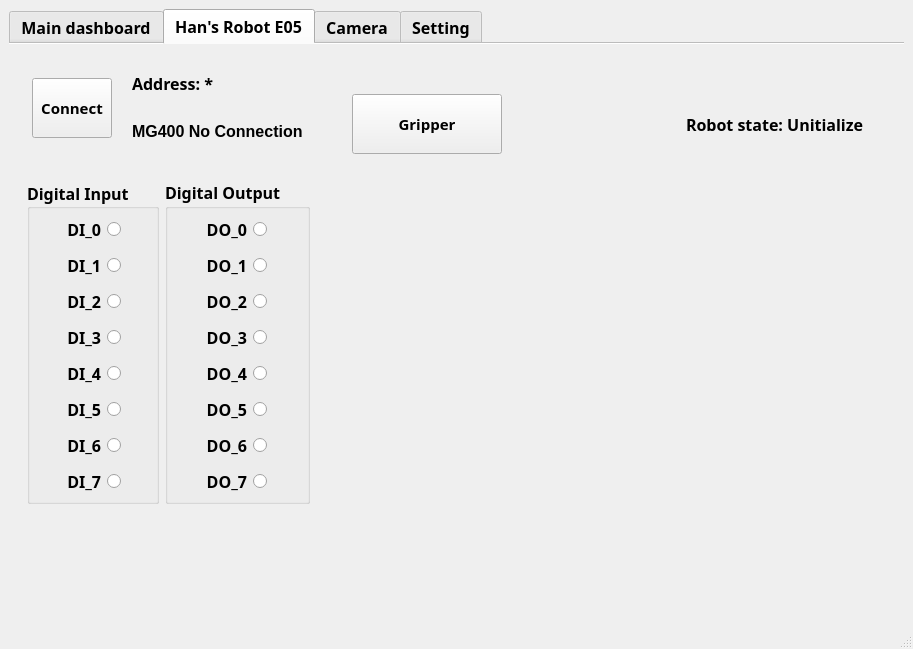
This is E05-PnP/mainwindow.ui in vie-dgb/E05-Pick-and-Place as Qt 5 draws it before an edit. The edited form follows.
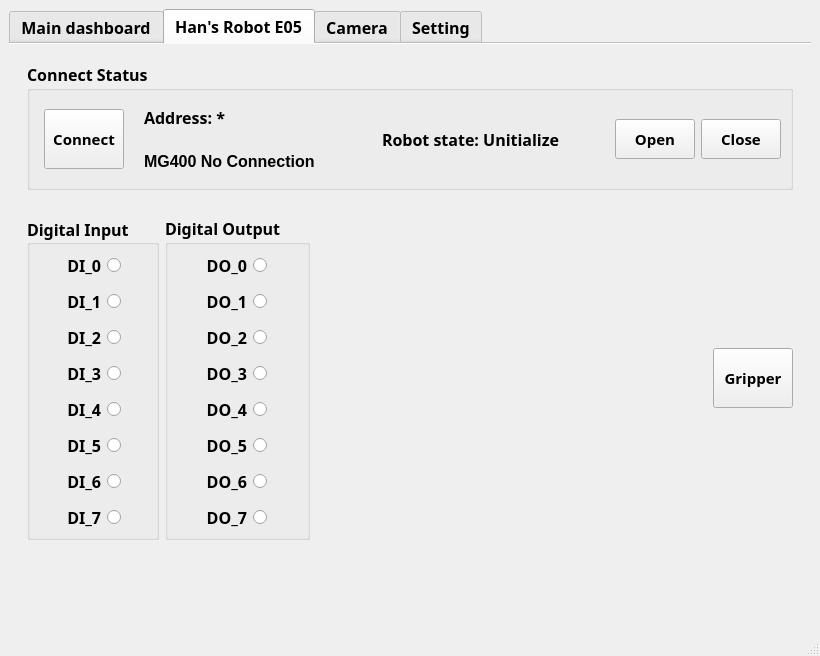
This is the edited form. Icons and pictures are not drawn.

The edit to the form file:
```diff
--- a/E05-PnP/mainwindow.ui
+++ b/E05-PnP/mainwindow.ui
@@ -6,8 +6,8 @@
    <rect>
     <x>0</x>
     <y>0</y>
-    <width>913</width>
-    <height>649</height>
+    <width>820</width>
+    <height>656</height>
    </rect>
   </property>
   <property name="windowTitle">
@@ -76,183 +76,11 @@
        <attribute name="title">
         <string>Han's Robot E05</string>
        </attribute>
-       <layout class="QHBoxLayout" name="horizontalLayout_2">
-        <item>
+       <layout class="QGridLayout" name="gridLayout_4">
+        <item row="0" column="0">
          <widget class="QWidget" name="widget" native="true">
           <layout class="QGridLayout" name="gridLayout">
-           <item row="0" column="1">
-            <spacer name="horizontalSpacer_2">
-             <property name="orientation">
-              <enum>Qt::Horizontal</enum>
-             </property>
-             <property name="sizeHint" stdset="0">
-              <size>
-               <width>331</width>
-               <height>20</height>
-              </size>
-             </property>
-            </spacer>
-           </item>
-           <item row="2" column="2">
-            <widget class="QLabel" name="label_robot_MachineState">
-             <property name="sizePolicy">
-              <sizepolicy hsizetype="MinimumExpanding" vsizetype="Preferred">
-               <horstretch>0</horstretch>
-               <verstretch>0</verstretch>
-              </sizepolicy>
-             </property>
-             <property name="minimumSize">
-              <size>
-               <width>200</width>
-               <height>24</height>
-              </size>
-             </property>
-             <property name="maximumSize">
-              <size>
-               <width>300</width>
-               <height>24</height>
-              </size>
-             </property>
-             <property name="font">
-              <font>
-               <family>Segoe UI Variable Text Semibold</family>
-               <pointsize>12</pointsize>
-               <italic>false</italic>
-               <bold>true</bold>
-              </font>
-             </property>
-             <property name="text">
-              <string>Robot state: Unitialize</string>
-             </property>
-            </widget>
-           </item>
-           <item row="4" column="0">
-            <spacer name="verticalSpacer">
-             <property name="orientation">
-              <enum>Qt::Vertical</enum>
-             </property>
-             <property name="sizeHint" stdset="0">
-              <size>
-               <width>20</width>
-               <height>40</height>
-              </size>
-             </property>
-            </spacer>
-           </item>
-           <item row="0" column="0" rowspan="3">
-            <layout class="QHBoxLayout" name="horizontalLayout_3">
-             <property name="spacing">
-              <number>20</number>
-             </property>
-             <property name="leftMargin">
-              <number>5</number>
-             </property>
-             <property name="topMargin">
-              <number>5</number>
-             </property>
-             <property name="rightMargin">
-              <number>5</number>
-             </property>
-             <property name="bottomMargin">
-              <number>5</number>
-             </property>
-             <item>
-              <widget class="QPushButton" name="btn_robot_Connect">
-               <property name="minimumSize">
-                <size>
-                 <width>80</width>
-                 <height>60</height>
-                </size>
-               </property>
-               <property name="maximumSize">
-                <size>
-                 <width>150</width>
-                 <height>60</height>
-                </size>
-               </property>
-               <property name="font">
-                <font>
-                 <family>Segoe UI Variable Text Semibold</family>
-                 <pointsize>11</pointsize>
-                 <bold>true</bold>
-                </font>
-               </property>
-               <property name="text">
-                <string>Connect</string>
-               </property>
-              </widget>
-             </item>
-             <item>
-              <layout class="QVBoxLayout" name="verticalLayout">
-               <item>
-                <widget class="QLabel" name="label_robot_IP">
-                 <property name="sizePolicy">
-                  <sizepolicy hsizetype="Preferred" vsizetype="Preferred">
-                   <horstretch>0</horstretch>
-                   <verstretch>0</verstretch>
-                  </sizepolicy>
-                 </property>
-                 <property name="minimumSize">
-                  <size>
-                   <width>150</width>
-                   <height>24</height>
-                  </size>
-                 </property>
-                 <property name="maximumSize">
-                  <size>
-                   <width>200</width>
-                   <height>24</height>
-                  </size>
-                 </property>
-                 <property name="font">
-                  <font>
-                   <family>Segoe UI Variable Text Semibold</family>
-                   <pointsize>12</pointsize>
-                   <bold>true</bold>
-                  </font>
-                 </property>
-                 <property name="text">
-                  <string>Address: *</string>
-                 </property>
-                </widget>
-               </item>
-               <item>
-                <widget class="QLabel" name="label_robot_Connect">
-                 <property name="sizePolicy">
-                  <sizepolicy hsizetype="MinimumExpanding" vsizetype="Preferred">
-                   <horstretch>0</horstretch>
-                   <verstretch>0</verstretch>
-                  </sizepolicy>
-                 </property>
-                 <property name="minimumSize">
-                  <size>
-                   <width>200</width>
-                   <height>24</height>
-                  </size>
-                 </property>
-                 <property name="maximumSize">
-                  <size>
-                   <width>300</width>
-                   <height>24</height>
-                  </size>
-                 </property>
-                 <property name="font">
-                  <font>
-                   <family>Segoe UI</family>
-                   <pointsize>12</pointsize>
-                   <bold>true</bold>
-                  </font>
-                 </property>
-                 <property name="text">
-                  <string>MG400 No Connection</string>
-                 </property>
-                </widget>
-               </item>
-              </layout>
-             </item>
-            </layout>
-           </item>
-           <item row="3" column="0">
+           <item row="1" column="0">
             <layout class="QHBoxLayout" name="horizontalLayout">
              <property name="topMargin">
               <number>20</number>
@@ -897,32 +725,289 @@
                </property>
               </spacer>
              </item>
+             <item>
+              <widget class="QPushButton" name="btn_robot_gripperToggle">
+               <property name="minimumSize">
+                <size>
+                 <width>80</width>
+                 <height>60</height>
+                </size>
+               </property>
+               <property name="maximumSize">
+                <size>
+                 <width>150</width>
+                 <height>60</height>
+                </size>
+               </property>
+               <property name="font">
+                <font>
+                 <family>Segoe UI Variable Text Semibold</family>
+                 <pointsize>11</pointsize>
+                 <bold>true</bold>
+                </font>
+               </property>
+               <property name="text">
+                <string>Gripper</string>
+               </property>
+              </widget>
+             </item>
             </layout>
            </item>
-           <item row="2" column="1">
-            <widget class="QPushButton" name="btn_robot_gripperToggle">
-             <property name="minimumSize">
-              <size>
-               <width>80</width>
-               <height>60</height>
-              </size>
+           <item row="2" column="0">
+            <spacer name="verticalSpacer">
+             <property name="orientation">
+              <enum>Qt::Vertical</enum>
              </property>
-             <property name="maximumSize">
+             <property name="sizeHint" stdset="0">
               <size>
-               <width>150</width>
-               <height>60</height>
+               <width>20</width>
+               <height>40</height>
               </size>
              </property>
+            </spacer>
+           </item>
+           <item row="0" column="0">
+            <widget class="QGroupBox" name="groupBox">
              <property name="font">
               <font>
                <family>Segoe UI Variable Text Semibold</family>
-               <pointsize>11</pointsize>
+               <pointsize>12</pointsize>
                <bold>true</bold>
               </font>
              </property>
-             <property name="text">
-              <string>Gripper</string>
+             <property name="title">
+              <string>Connect Status</string>
              </property>
+             <layout class="QHBoxLayout" name="horizontalLayout_5">
+              <item>
+               <layout class="QHBoxLayout" name="horizontalLayout_3">
+                <property name="spacing">
+                 <number>20</number>
+                </property>
+                <property name="leftMargin">
+                 <number>5</number>
+                </property>
+                <property name="topMargin">
+                 <number>5</number>
+                </property>
+                <property name="rightMargin">
+                 <number>5</number>
+                </property>
+                <property name="bottomMargin">
+                 <number>5</number>
+                </property>
+                <item>
+                 <widget class="QPushButton" name="btn_robot_Connect">
+                  <property name="minimumSize">
+                   <size>
+                    <width>80</width>
+                    <height>60</height>
+                   </size>
+                  </property>
+                  <property name="maximumSize">
+                   <size>
+                    <width>150</width>
+                    <height>60</height>
+                   </size>
+                  </property>
+                  <property name="font">
+                   <font>
+                    <family>Segoe UI Variable Text Semibold</family>
+                    <pointsize>11</pointsize>
+                    <bold>true</bold>
+                   </font>
+                  </property>
+                  <property name="text">
+                   <string>Connect</string>
+                  </property>
+                 </widget>
+                </item>
+                <item>
+                 <layout class="QVBoxLayout" name="verticalLayout">
+                  <item>
+                   <widget class="QLabel" name="label_robot_IP">
+                    <property name="sizePolicy">
+                     <sizepolicy hsizetype="Preferred" vsizetype="Preferred">
+                      <horstretch>0</horstretch>
+                      <verstretch>0</verstretch>
+                     </sizepolicy>
+                    </property>
+                    <property name="minimumSize">
+                     <size>
+                      <width>150</width>
+                      <height>24</height>
+                     </size>
+                    </property>
+                    <property name="maximumSize">
+                     <size>
+                      <width>200</width>
+                      <height>24</height>
+                     </size>
+                    </property>
+                    <property name="font">
+                     <font>
+                      <family>Segoe UI Variable Text Semibold</family>
+                      <pointsize>12</pointsize>
+                      <bold>true</bold>
+                     </font>
+                    </property>
+                    <property name="text">
+                     <string>Address: *</string>
+                    </property>
+                   </widget>
+                  </item>
+                  <item>
+                   <widget class="QLabel" name="label_robot_Connect">
+                    <property name="sizePolicy">
+                     <sizepolicy hsizetype="MinimumExpanding" vsizetype="Preferred">
+                      <horstretch>0</horstretch>
+                      <verstretch>0</verstretch>
+                     </sizepolicy>
+                    </property>
+                    <property name="minimumSize">
+                     <size>
+                      <width>200</width>
+                      <height>24</height>
+                     </size>
+                    </property>
+                    <property name="maximumSize">
+                     <size>
+                      <width>300</width>
+                      <height>24</height>
+                     </size>
+                    </property>
+                    <property name="font">
+                     <font>
+                      <family>Segoe UI</family>
+                      <pointsize>12</pointsize>
+                      <bold>true</bold>
+                     </font>
+                    </property>
+                    <property name="text">
+                     <string>MG400 No Connection</string>
+                    </property>
+                   </widget>
+                  </item>
+                 </layout>
+                </item>
+               </layout>
+              </item>
+              <item>
+               <spacer name="horizontalSpacer_4">
+                <property name="orientation">
+                 <enum>Qt::Horizontal</enum>
+                </property>
+                <property name="sizeHint" stdset="0">
+                 <size>
+                  <width>40</width>
+                  <height>20</height>
+                 </size>
+                </property>
+               </spacer>
+              </item>
+              <item>
+               <layout class="QHBoxLayout" name="horizontalLayout_2">
+                <item>
+                 <widget class="QLabel" name="label_robot_MachineState">
+                  <property name="sizePolicy">
+                   <sizepolicy hsizetype="MinimumExpanding" vsizetype="Preferred">
+                    <horstretch>0</horstretch>
+                    <verstretch>0</verstretch>
+                   </sizepolicy>
+                  </property>
+                  <property name="minimumSize">
+                   <size>
+                    <width>200</width>
+                    <height>24</height>
+                   </size>
+                  </property>
+                  <property name="maximumSize">
+                   <size>
+                    <width>300</width>
+                    <height>24</height>
+                   </size>
+                  </property>
+                  <property name="font">
+                   <font>
+                    <family>Segoe UI Variable Text Semibold</family>
+                    <pointsize>12</pointsize>
+                    <italic>false</italic>
+                    <bold>true</bold>
+                   </font>
+                  </property>
+                  <property name="text">
+                   <string>Robot state: Unitialize</string>
+                  </property>
+                 </widget>
+                </item>
+                <item>
+                 <spacer name="horizontalSpacer_2">
+                  <property name="orientation">
+                   <enum>Qt::Horizontal</enum>
+                  </property>
+                  <property name="sizeHint" stdset="0">
+                   <size>
+                    <width>40</width>
+                    <height>20</height>
+                   </size>
+                  </property>
+                 </spacer>
+                </item>
+                <item>
+                 <widget class="QPushButton" name="btn_robot_enable">
+                  <property name="minimumSize">
+                   <size>
+                    <width>80</width>
+                    <height>40</height>
+                   </size>
+                  </property>
+                  <property name="maximumSize">
+                   <size>
+                    <width>150</width>
+                    <height>40</height>
+                   </size>
+                  </property>
+                  <property name="font">
+                   <font>
+                    <family>Segoe UI Variable Text Semibold</family>
+                    <pointsize>11</pointsize>
+                    <bold>true</bold>
+                   </font>
+                  </property>
+                  <property name="text">
+                   <string>Open</string>
+                  </property>
+                 </widget>
+                </item>
+                <item>
+                 <widget class="QPushButton" name="btn_robot_close">
+                  <property name="minimumSize">
+                   <size>
+                    <width>80</width>
+                    <height>40</height>
+                   </size>
+                  </property>
+                  <property name="maximumSize">
+                   <size>
+                    <width>150</width>
+                    <height>40</height>
+                   </size>
+                  </property>
+                  <property name="font">
+                   <font>
+                    <family>Segoe UI Variable Text Semibold</family>
+                    <pointsize>11</pointsize>
+                    <bold>true</bold>
+                   </font>
+                  </property>
+                  <property name="text">
+                   <string>Close</string>
+                  </property>
+                 </widget>
+                </item>
+               </layout>
+              </item>
+             </layout>
             </widget>
            </item>
           </layout>
```
Left out of the diff: 2 changed lines with no effect on the pictures.
